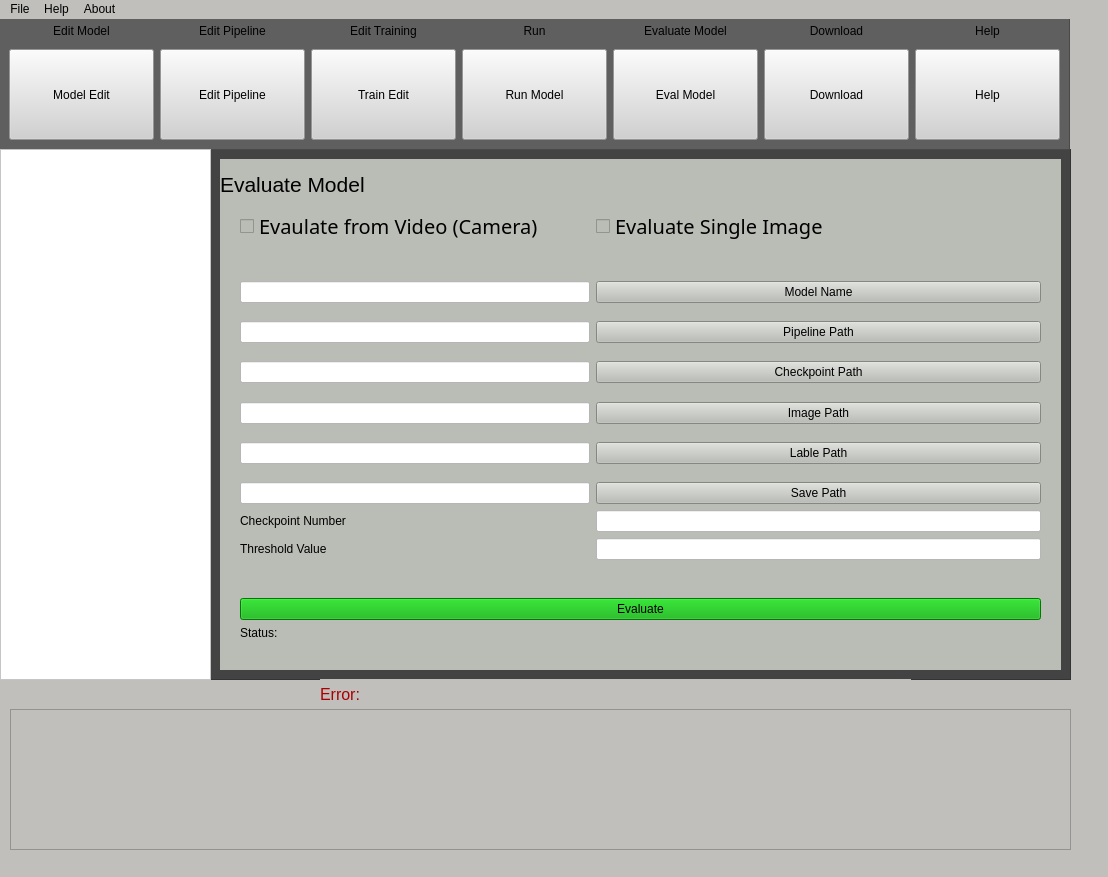
First picture: the form in ObjDet.ui, repository XeroDays/Custom-Object-Detection-GUI, before the edit.
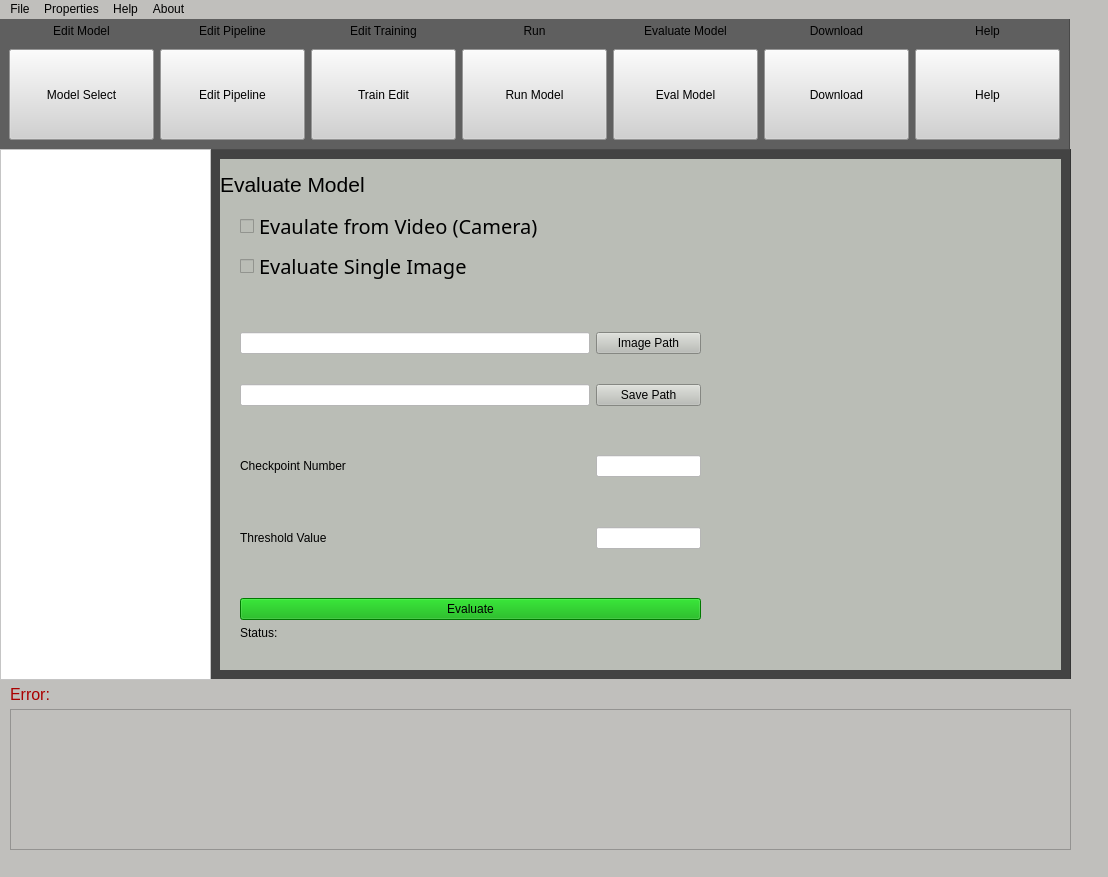
Second picture: the form after the edit. The open tabs and pages were chosen to show the change.

Commit message:
Eval and Persistance
Added persistence for project folders. Fixed Eval bugs and issues with Centernet and EffDet models.

Patch:
```diff
--- a/ObjDet.ui
+++ b/ObjDet.ui
@@ -33,6 +33,32 @@
      <string notr="true">background-color: rgb(186, 189, 182);
 </string>
     </property>
+    <widget class="QWidget" name="modelselectpage">
+     <widget class="QWidget" name="gridLayoutWidget_2">
+      <property name="geometry">
+       <rect>
+        <x>10</x>
+        <y>10</y>
+        <width>811</width>
+        <height>451</height>
+       </rect>
+      </property>
+      <layout class="QGridLayout" name="modelgrid"/>
+     </widget>
+     <widget class="QPushButton" name="folderAdd">
+      <property name="geometry">
+       <rect>
+        <x>710</x>
+        <y>470</y>
+        <width>75</width>
+        <height>23</height>
+       </rect>
+      </property>
+      <property name="text">
+       <string>Add Location</string>
+      </property>
+     </widget>
+    </widget>
     <widget class="QWidget" name="modeltrainpage">
      <layout class="QFormLayout" name="formLayout_3">
       <property name="fieldGrowthPolicy">
@@ -1148,21 +1174,21 @@
          </property>
         </spacer>
        </item>
-       <item row="7" column="1">
+       <item row="8" column="1">
         <widget class="Line" name="line_9">
          <property name="orientation">
           <enum>Qt::Vertical</enum>
          </property>
         </widget>
        </item>
-       <item row="8" column="0">
+       <item row="9" column="0">
         <widget class="QLabel" name="label_25">
          <property name="text">
           <string>Trained Image Shape: Image size of model. Example FRCNN 640: Set value to 640.</string>
          </property>
         </widget>
        </item>
-       <item row="8" column="1">
+       <item row="9" column="1">
         <widget class="QLineEdit" name="train_img_width">
          <property name="styleSheet">
           <string notr="true">background-color: rgb(255, 255, 255);</string>
@@ -1172,7 +1198,7 @@
          </property>
         </widget>
        </item>
-       <item row="9" column="0" colspan="2">
+       <item row="10" column="0" colspan="2">
         <widget class="QLabel" name="label">
          <property name="sizePolicy">
           <sizepolicy hsizetype="Preferred" vsizetype="Preferred">
@@ -1200,7 +1226,7 @@
          </property>
         </widget>
        </item>
-       <item row="11" column="0">
+       <item row="12" column="0">
         <spacer name="verticalSpacer_6">
          <property name="orientation">
           <enum>Qt::Vertical</enum>
@@ -1213,14 +1239,14 @@
          </property>
         </spacer>
        </item>
-       <item row="12" column="0">
+       <item row="13" column="0">
         <widget class="QLineEdit" name="train_annot">
          <property name="styleSheet">
           <string notr="true">background-color: rgb(255, 255, 255);</string>
          </property>
         </widget>
        </item>
-       <item row="12" column="1">
+       <item row="13" column="1">
         <widget class="QPushButton" name="train_annot_btn">
          <property name="toolTip">
           <string>&lt;html&gt;&lt;head/&gt;&lt;body&gt;&lt;p&gt;OPTIONAL: Fill if using controlled data splitting&lt;/p&gt;&lt;/body&gt;&lt;/html&gt;</string>
@@ -1233,14 +1259,14 @@
          </property>
         </widget>
        </item>
-       <item row="13" column="0">
+       <item row="14" column="0">
         <widget class="QLineEdit" name="test_annot">
          <property name="styleSheet">
           <string notr="true">background-color: rgb(255, 255, 255);</string>
          </property>
         </widget>
        </item>
-       <item row="13" column="1">
+       <item row="14" column="1">
         <widget class="QPushButton" name="Test_annot_btn">
          <property name="toolTip">
           <string>&lt;html&gt;&lt;head/&gt;&lt;body&gt;&lt;p&gt;OPTIONAL: Fill if using controlled data splitting&lt;/p&gt;&lt;/body&gt;&lt;/html&gt;</string>
@@ -1253,7 +1279,7 @@
          </property>
         </widget>
        </item>
-       <item row="14" column="0">
+       <item row="15" column="0">
         <spacer name="verticalSpacer_9">
          <property name="orientation">
           <enum>Qt::Vertical</enum>
@@ -1266,7 +1292,7 @@
          </property>
         </spacer>
        </item>
-       <item row="15" column="0" colspan="2">
+       <item row="16" column="0" colspan="2">
         <widget class="QPushButton" name="load_model_btn">
          <property name="sizePolicy">
           <sizepolicy hsizetype="Expanding" vsizetype="Fixed">
@@ -1362,6 +1388,23 @@
          </property>
         </widget>
        </item>
+       <item row="7" column="0">
+        <widget class="QLabel" name="label_35">
+         <property name="text">
+          <string>Set number of steps between model evaluation (10,000 recommended)</string>
+         </property>
+        </widget>
+       </item>
+       <item row="7" column="1">
+        <widget class="QLineEdit" name="eval_steps_num">
+         <property name="styleSheet">
+          <string notr="true">background-color: rgb(255, 255, 255);</string>
+         </property>
+         <property name="text">
+          <string>10000</string>
+         </property>
+        </widget>
+       </item>
       </layout>
      </widget>
     </widget>
@@ -1791,112 +1834,38 @@
        <rect>
         <x>20</x>
         <y>50</y>
-        <width>801</width>
+        <width>461</width>
         <height>431</height>
        </rect>
       </property>
       <layout class="QFormLayout" name="formLayout_2">
+       <item row="0" column="0">
+        <widget class="QCheckBox" name="video_eval">
+         <property name="font">
+          <font>
+           <family>Mongolian Baiti</family>
+           <pointsize>15</pointsize>
+          </font>
+         </property>
+         <property name="text">
+          <string>Evaulate from Video (Camera)</string>
+         </property>
+        </widget>
+       </item>
        <item row="2" column="0">
-        <widget class="QLineEdit" name="modelname_eval">
-         <property name="minimumSize">
+        <spacer name="verticalSpacer_2">
+         <property name="orientation">
+          <enum>Qt::Vertical</enum>
+         </property>
+         <property name="sizeHint" stdset="0">
           <size>
-           <width>350</width>
-           <height>0</height>
+           <width>20</width>
+           <height>40</height>
           </size>
          </property>
-         <property name="styleSheet">
-          <string notr="true">background-color: rgb(255, 255, 255);</string>
-         </property>
-        </widget>
-       </item>
-       <item row="2" column="1">
-        <widget class="QPushButton" name="modelname_eval_btn">
-         <property name="text">
-          <string>Model Name</string>
-         </property>
-        </widget>
+        </spacer>
        </item>
        <item row="3" column="0">
-        <spacer name="verticalSpacer_16">
-         <property name="orientation">
-          <enum>Qt::Vertical</enum>
-         </property>
-         <property name="sizeHint" stdset="0">
-          <size>
-           <width>20</width>
-           <height>20</height>
-          </size>
-         </property>
-        </spacer>
-       </item>
-       <item row="4" column="0">
-        <widget class="QLineEdit" name="pipeline_path_eval">
-         <property name="minimumSize">
-          <size>
-           <width>350</width>
-           <height>0</height>
-          </size>
-         </property>
-         <property name="styleSheet">
-          <string notr="true">background-color: rgb(255, 255, 255);
-</string>
-         </property>
-        </widget>
-       </item>
-       <item row="4" column="1">
-        <widget class="QPushButton" name="pipepath_eval_btn">
-         <property name="text">
-          <string>Pipeline Path</string>
-         </property>
-        </widget>
-       </item>
-       <item row="5" column="0">
-        <spacer name="verticalSpacer_15">
-         <property name="orientation">
-          <enum>Qt::Vertical</enum>
-         </property>
-         <property name="sizeHint" stdset="0">
-          <size>
-           <width>20</width>
-           <height>20</height>
-          </size>
-         </property>
-        </spacer>
-       </item>
-       <item row="6" column="0">
-        <widget class="QLineEdit" name="checkpoint_path_eval">
-         <property name="minimumSize">
-          <size>
-           <width>350</width>
-           <height>0</height>
-          </size>
-         </property>
-         <property name="styleSheet">
-          <string notr="true">background-color: rgb(255, 255, 255);</string>
-         </property>
-        </widget>
-       </item>
-       <item row="6" column="1">
-        <widget class="QPushButton" name="checkpath_eval_btn">
-         <property name="text">
-          <string>Checkpoint Path</string>
-         </property>
-        </widget>
-       </item>
-       <item row="7" column="0">
-        <spacer name="verticalSpacer_14">
-         <property name="orientation">
-          <enum>Qt::Vertical</enum>
-         </property>
-         <property name="sizeHint" stdset="0">
-          <size>
-           <width>20</width>
-           <height>20</height>
-          </size>
-         </property>
-        </spacer>
-       </item>
-       <item row="8" column="0">
         <widget class="QLineEdit" name="image_path_eval">
          <property name="minimumSize">
           <size>
@@ -1909,47 +1878,14 @@
          </property>
         </widget>
        </item>
-       <item row="8" column="1">
+       <item row="3" column="1">
         <widget class="QPushButton" name="imgpath_eval_btn">
          <property name="text">
           <string>Image Path</string>
          </property>
         </widget>
        </item>
-       <item row="9" column="0">
-        <spacer name="verticalSpacer_13">
-         <property name="orientation">
-          <enum>Qt::Vertical</enum>
-         </property>
-         <property name="sizeHint" stdset="0">
-          <size>
-           <width>20</width>
-           <height>20</height>
-          </size>
-         </property>
-        </spacer>
-       </item>
-       <item row="10" column="0">
-        <widget class="QLineEdit" name="label_path_eval">
-         <property name="minimumSize">
-          <size>
-           <width>350</width>
-           <height>0</height>
-          </size>
-         </property>
-         <property name="styleSheet">
-          <string notr="true">background-color: rgb(255, 255, 255);</string>
-         </property>
-        </widget>
-       </item>
-       <item row="10" column="1">
-        <widget class="QPushButton" name="lablepath_eval_btn">
-         <property name="text">
-          <string>Lable Path</string>
-         </property>
-        </widget>
-       </item>
-       <item row="11" column="0">
+       <item row="4" column="0">
         <spacer name="verticalSpacer_12">
          <property name="orientation">
           <enum>Qt::Vertical</enum>
@@ -1962,7 +1898,7 @@
          </property>
         </spacer>
        </item>
-       <item row="12" column="0">
+       <item row="5" column="0">
         <widget class="QLineEdit" name="save_path">
          <property name="minimumSize">
           <size>
@@ -1975,42 +1911,42 @@
          </property>
         </widget>
        </item>
-       <item row="12" column="1">
+       <item row="5" column="1">
         <widget class="QPushButton" name="Save_path_btn">
          <property name="text">
           <string>Save Path</string>
          </property>
         </widget>
        </item>
-       <item row="13" column="0">
+       <item row="7" column="0">
         <widget class="QLabel" name="label_18">
          <property name="text">
           <string>Checkpoint Number</string>
          </property>
         </widget>
        </item>
-       <item row="13" column="1">
+       <item row="7" column="1">
         <widget class="QLineEdit" name="checkpoint_num">
          <property name="styleSheet">
           <string notr="true">background-color: rgb(255, 255, 255);</string>
          </property>
         </widget>
        </item>
-       <item row="14" column="0">
+       <item row="9" column="0">
         <widget class="QLabel" name="label_19">
          <property name="text">
           <string>Threshold Value</string>
          </property>
         </widget>
        </item>
-       <item row="14" column="1">
+       <item row="9" column="1">
         <widget class="QLineEdit" name="threshold_val">
          <property name="styleSheet">
           <string notr="true">background-color: rgb(255, 255, 255);</string>
          </property>
         </widget>
        </item>
-       <item row="16" column="0">
+       <item row="11" column="0">
         <spacer name="verticalSpacer_17">
          <property name="orientation">
           <enum>Qt::Vertical</enum>
@@ -2023,7 +1959,7 @@
          </property>
         </spacer>
        </item>
-       <item row="17" column="0" colspan="2">
+       <item row="12" column="0" colspan="2">
         <widget class="QPushButton" name="eval_button">
          <property name="styleSheet">
           <string notr="true">background-color: rgb(0, 170, 0);</string>
@@ -2033,27 +1969,40 @@
          </property>
         </widget>
        </item>
-       <item row="18" column="0">
+       <item row="13" column="0">
         <widget class="QLabel" name="eval_status">
          <property name="text">
           <string>Status: </string>
          </property>
         </widget>
        </item>
-       <item row="0" column="0">
-        <widget class="QCheckBox" name="video_eval">
-         <property name="font">
-          <font>
-           <family>Mongolian Baiti</family>
-           <pointsize>15</pointsize>
-          </font>
+       <item row="8" column="0">
+        <spacer name="verticalSpacer_3">
+         <property name="orientation">
+          <enum>Qt::Vertical</enum>
          </property>
-         <property name="text">
-          <string>Evaulate from Video (Camera)</string>
+         <property name="sizeHint" stdset="0">
+          <size>
+           <width>20</width>
+           <height>40</height>
+          </size>
          </property>
-        </widget>
+        </spacer>
        </item>
-       <item row="0" column="1">
+       <item row="6" column="0">
+        <spacer name="verticalSpacer_4">
+         <property name="orientation">
+          <enum>Qt::Vertical</enum>
+         </property>
+         <property name="sizeHint" stdset="0">
+          <size>
+           <width>20</width>
+           <height>40</height>
+          </size>
+         </property>
+        </spacer>
+       </item>
+       <item row="1" column="0">
         <widget class="QCheckBox" name="image_eval">
          <property name="font">
           <font>
@@ -2066,19 +2015,6 @@
          </property>
         </widget>
        </item>
-       <item row="1" column="0">
-        <spacer name="verticalSpacer_2">
-         <property name="orientation">
-          <enum>Qt::Vertical</enum>
-         </property>
-         <property name="sizeHint" stdset="0">
-          <size>
-           <width>20</width>
-           <height>40</height>
-          </size>
-         </property>
-        </spacer>
-       </item>
       </layout>
      </widget>
      <widget class="QLabel" name="label_17">
@@ -2099,6 +2035,17 @@
        <string>Evaluate Model</string>
       </property>
      </widget>
+     <widget class="QWidget" name="verticalLayoutWidget_2">
+      <property name="geometry">
+       <rect>
+        <x>500</x>
+        <y>50</y>
+        <width>321</width>
+        <height>431</height>
+       </rect>
+      </property>
+      <layout class="QVBoxLayout" name="verticalLayout"/>
+     </widget>
     </widget>
    </widget>
    <widget class="QFrame" name="frame">
@@ -2250,7 +2197,7 @@
            <string notr="true">background-color: rgb(209, 209, 209)</string>
           </property>
           <property name="text">
-           <string>Model Edit</string>
+           <string>Model Select</string>
           </property>
          </widget>
         </item>
@@ -2364,9 +2311,9 @@
    <widget class="QLabel" name="Error_label">
     <property name="geometry">
      <rect>
-      <x>320</x>
+      <x>10</x>
       <y>660</y>
-      <width>591</width>
+      <width>1061</width>
       <height>31</height>
      </rect>
     </property>
@@ -2455,7 +2402,13 @@
      <string>About</string>
     </property>
    </widget>
+   <widget class="QMenu" name="menuProperties">
+    <property name="title">
+     <string>Properties</string>
+    </property>
+   </widget>
    <addaction name="menuFile"/>
+   <addaction name="menuProperties"/>
    <addaction name="menuHelp"/>
    <addaction name="menuAbout"/>
   </widget>
```
The commit also changes 3 other files.
